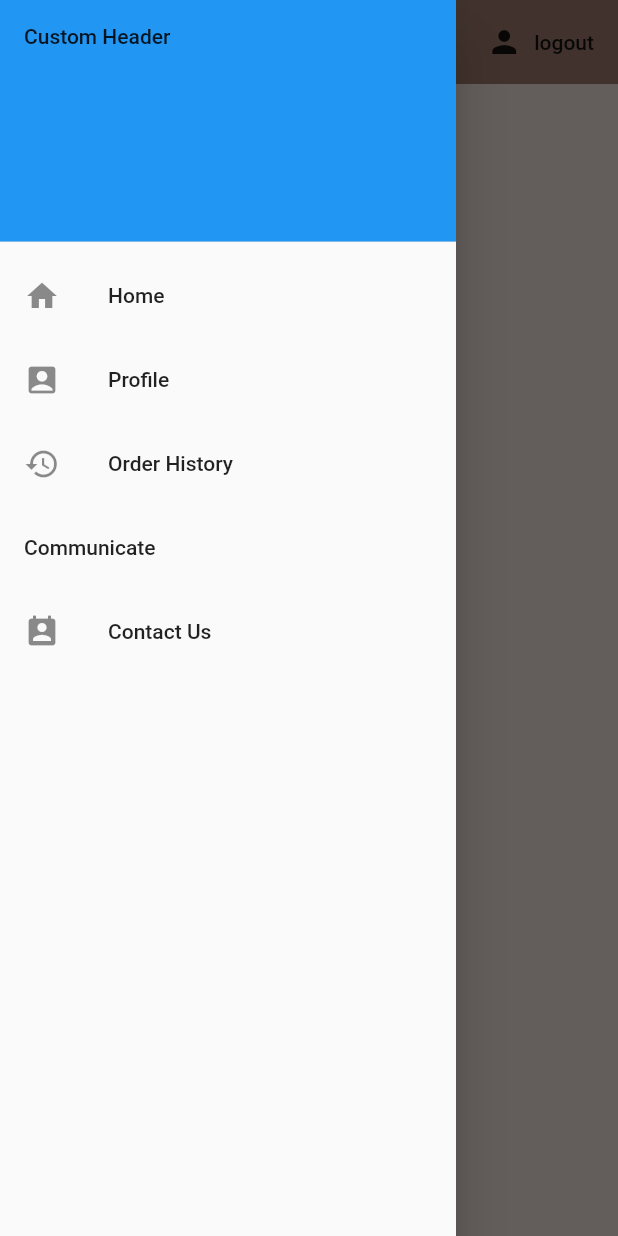
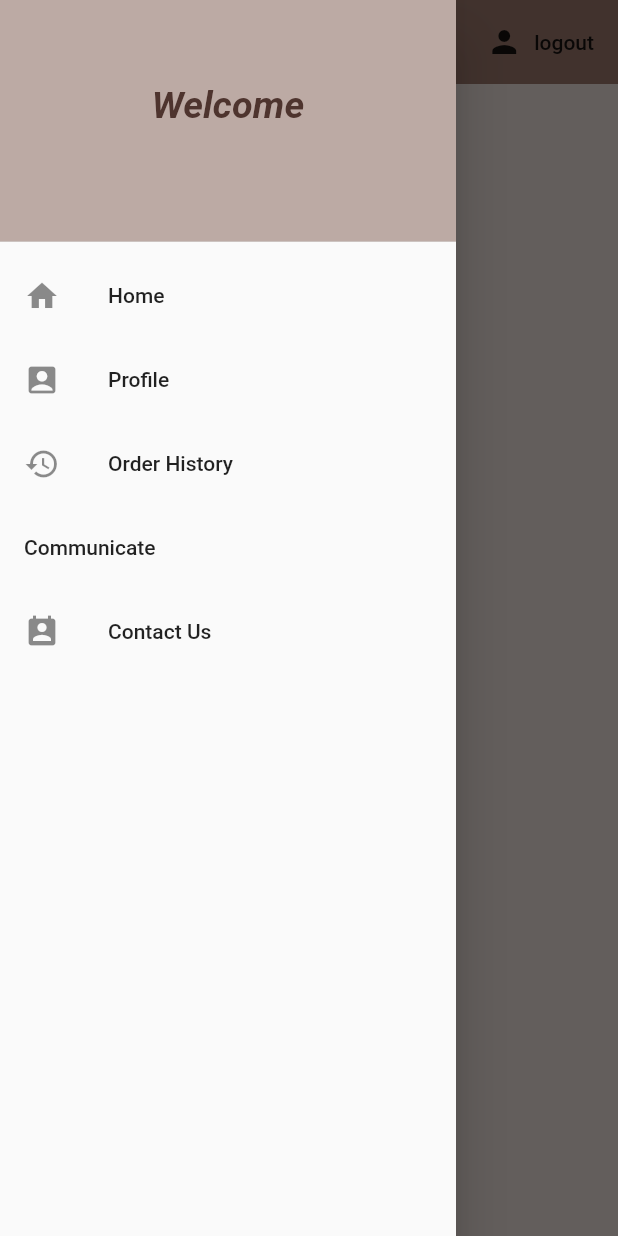
Before and after one commit to ReadyApp-dev/Ready-Vendor, a Flutter app: the Home screen opened directly, with the side drawer open, on a phone screen of 412 x 824 dp. Run offline on Flutter 3.47's test engine with Material 2 defaults, Android fonts, the phone set to English and light mode, and no system bars; our stand-ins replace cloud_firestore, firebase_auth, flutter_rating_bar, flutter_spinkit, shared_preferences; missing offline and left inert: flutter_counter, upi_india; accounts and stored records are empty.

Commit message:
Drawer updated

```diff
--- a/lib/screens/home/drawer_list.dart
+++ b/lib/screens/home/drawer_list.dart
@@ -1,15 +1,39 @@
 import 'package:flutter/material.dart';
+import 'package:readyvendor/shared/constants.dart';
+
 class DrawerList extends StatelessWidget {
   final void Function(int) setValue;
   DrawerList(this.setValue);
 
   @override
+  String name = vendorName;
   Widget build(BuildContext context) {
     List<Widget> lw = [
       DrawerHeader(
-        child: Text('Custom Header'),
+        child: Column(
+          crossAxisAlignment: CrossAxisAlignment.center,
+          mainAxisAlignment: MainAxisAlignment.center,
+          children: <Widget>[
+            Container(
+              child: Text(
+                'Welcome',
+                style: TextStyle(fontWeight: FontWeight.bold,fontStyle: FontStyle.italic,
+                  color: Colors.brown[800],
+                  fontSize: 25,
+                ),
+              ),
+            ),
+            Container(child: Text('$name',
+              style: TextStyle(fontWeight: FontWeight.bold, fontStyle: FontStyle.italic,
+              color: Colors.brown[800],
+              fontSize: 25,
+            ),
+            ),
+            ),
+          ],
+        ),
         decoration: BoxDecoration(
-          color: Colors.blue,
+          color: Colors.brown[200],
         ),
       ),
       ListTile(
```
